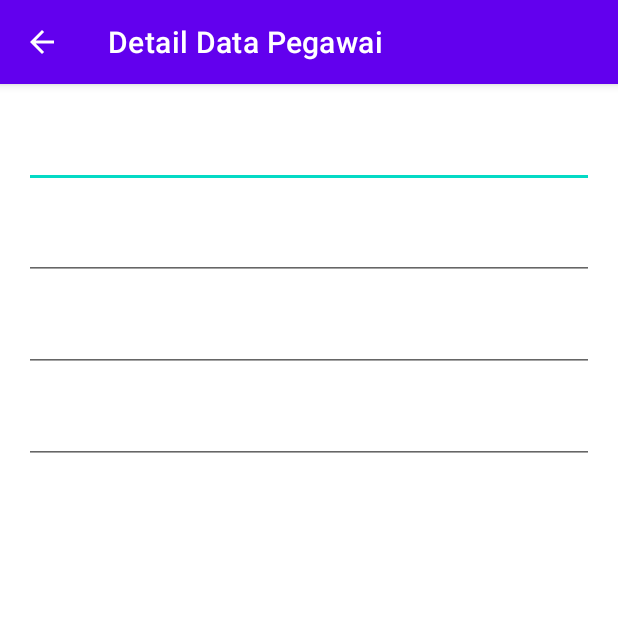
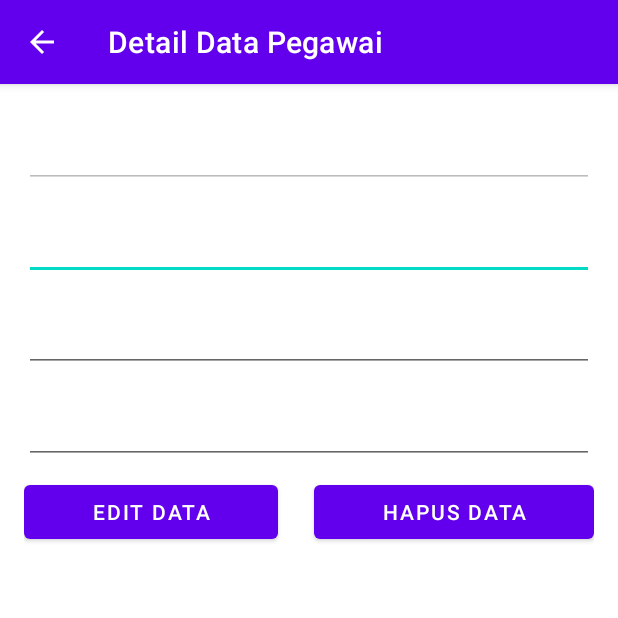
Before and after one commit to kiadzaky/AndroidStudioProjects, an Android app: the ViewDetailDataActivity screen opened directly, with no data from a screen before it, on a phone screen of 412 x 824 dp, the top half of it. Run offline under Robolectric (Android 15) with nearby library versions, the phone set to English and light mode, and no system bars.

Commit message:
update data + delete

```diff
--- a/project005/app/src/main/java/id/kiadzaky/project005/Konfigurasi.java
+++ b/project005/app/src/main/java/id/kiadzaky/project005/Konfigurasi.java
@@ -7,7 +7,7 @@ public class Konfigurasi {
     public static final String URL_GET_DETAIL = LINK+"tampilPgw.php?id=";
     public static final String URL_ADD = LINK+"tambahPgw.php";
     public static final String URL_UPDATE = LINK+"updatePgw.php";
-    public static final String URL_DELETE = LINK +"hapusPgw.php";
+    public static final String URL_DELETE = LINK +"hapusPgw.php?id=";
 
     // data json berisi key dan value yang ada di browser
     public static final String KEY_PGW_ID = "id";
--- a/project005/app/src/main/res/layout/activity_main.xml
+++ b/project005/app/src/main/res/layout/activity_main.xml
@@ -17,6 +17,7 @@
     <Button
         android:id="@+id/btn_tambah_pegawai"
         android:layout_width="match_parent"
+        android:layout_margin="15dp"
         android:layout_height="wrap_content"
         android:text="Tambah Pegawai" />
 </LinearLayout>
--- a/project005/app/src/main/res/layout/activity_view_detail_data.xml
+++ b/project005/app/src/main/res/layout/activity_view_detail_data.xml
@@ -13,6 +13,7 @@
         android:layout_width="match_parent"
         android:layout_height="wrap_content"
         android:layout_marginBottom="8dp"
+        android:enabled="false"
         android:ems="10"
         android:inputType="textPersonName"
         android:textSize="24sp"
@@ -47,4 +48,26 @@
         android:inputType="textPersonName"
         android:textSize="24sp"
         android:textStyle="bold|italic" />
+
+    <LinearLayout
+        android:layout_width="match_parent"
+        android:layout_height="match_parent"
+        android:orientation="horizontal">
+
+        <Button
+            android:id="@+id/btn_edit_employee"
+            android:layout_width="wrap_content"
+            android:layout_height="wrap_content"
+            android:layout_marginRight="12dp"
+            android:layout_weight="1"
+            android:text="Edit Data" />
+
+        <Button
+            android:id="@+id/btn_delete_employee"
+            android:layout_width="wrap_content"
+            android:layout_height="wrap_content"
+            android:layout_marginLeft="12dp"
+            android:layout_weight="1"
+            android:text="Hapus Data" />
+    </LinearLayout>
 </LinearLayout>
```
Also changed, not shown: project005/app/src/main/java/id/kiadzaky/project005/ViewDetailDataActivity.java (+116 -3 lines).
